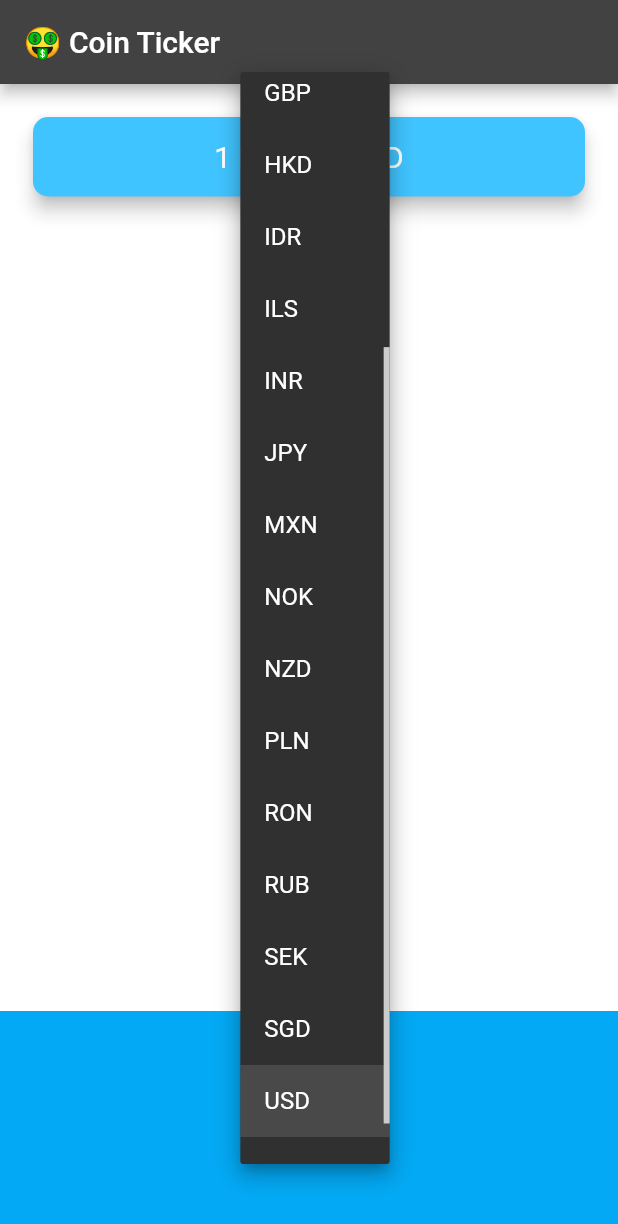
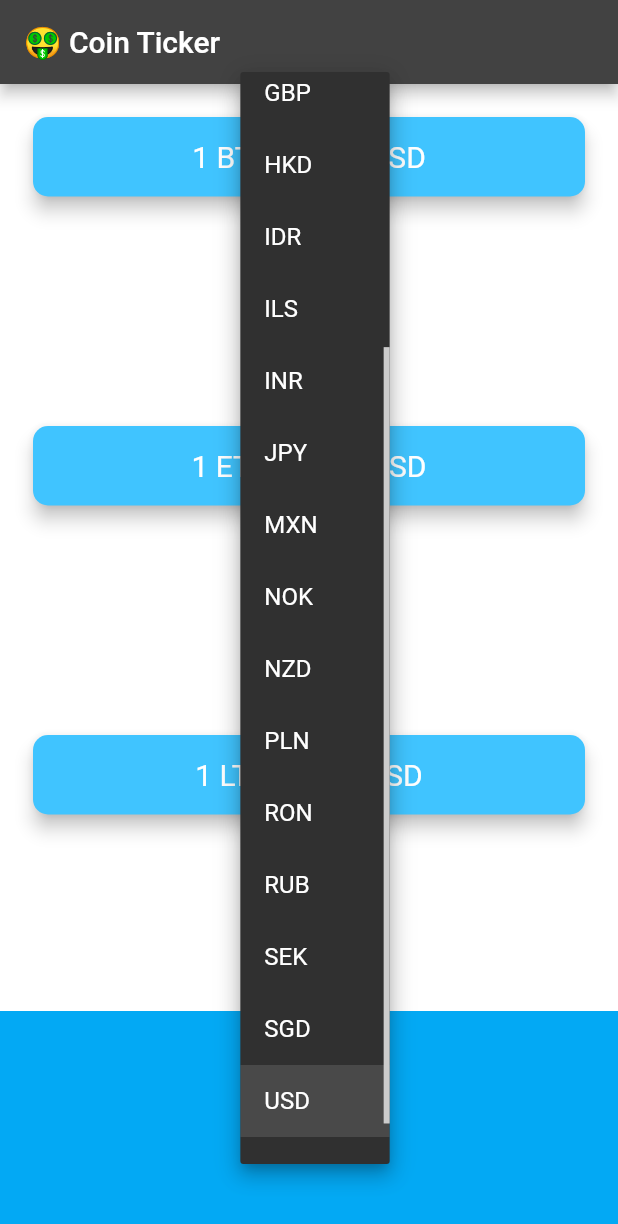
Before and after one commit to llvasconcellos/bitcoin_ticker, a Flutter app: the screen it shows after launch, after a tap on "USD", on a phone screen of 412 x 824 dp. Shown: the top 1224 px of the screen. Run offline on Flutter 3.47's test engine with Material 2 defaults, Android fonts, the phone set to English and light mode, and no system bars; network calls fail.

Commit message:
Final implementation

```diff
--- a/lib/coin_data.dart
+++ b/lib/coin_data.dart
@@ -1,3 +1,10 @@
+import 'dart:async';
+import 'dart:collection';
+import 'dart:convert';
+
+import 'package:flutter/foundation.dart';
+import 'package:http/http.dart' as http;
+
 const List<String> kCurrenciesList = [
   'AUD',
   'BRL',
@@ -28,4 +35,42 @@ const List<String> kCryptoList = [
   'LTC',
 ];
 
-class CoinData {}
+class CoinData {
+  final String _url = 'https://rest.coinapi.io/v1/exchangerate';
+  final Map<String, String> _header = {
+    'X-CoinAPI-Key': 'AF2B054A-3861-415C-9005-C372E8D57B91'
+  };
+
+  final HashMap<String, HashMap<String, double>> _rates = HashMap();
+
+  Future<double> getRate(String crypto, String currency) async {
+    if ((!_rates.containsKey(crypto)) || (!_rates[crypto]!.containsKey(currency))) {
+      await _getData(crypto, currency);
+    }
+    return _rates[crypto]![currency]!;
+  }
+
+  Future<void> _getData(String crypto, String currency) async {
+    final response = await http.get(
+      Uri.parse('$_url/$crypto/$currency'),
+      headers: _header,
+    );
+    if (response.statusCode != 200) {
+      if (kDebugMode) {
+        print(response.statusCode);
+      }
+      return;
+    }
+    var data = jsonDecode(response.body);
+    double rate = data['rate'];
+    HashMap<String, double> quote = HashMap();
+    quote.addAll({currency : rate});
+    if (!_rates.containsKey(crypto)) {
+      _rates.addAll({data['asset_id_base']: quote});
+    } else {
+      if (!_rates[crypto]!.containsKey(currency)) {
+        _rates[crypto]?.addAll(quote);
+      }
+    }
+  }
+}
--- a/lib/price_screen.dart
+++ b/lib/price_screen.dart
@@ -13,6 +13,10 @@ class PriceScreen extends StatefulWidget {
 
 class _PriceScreenState extends State<PriceScreen> {
   String _selectedCurrency = 'USD';
+  late CoinData _coinData;
+  double _BTCRate = 0;
+  double _ETHRate = 0;
+  double _LTCRate = 0;
 
   Widget getPicker() {
     if (Platform.isIOS) {
@@ -20,9 +24,7 @@ class _PriceScreenState extends State<PriceScreen> {
         backgroundColor: Colors.lightBlue,
         itemExtent: 32,
         onSelectedItemChanged: (index) {
-          setState(() {
-            _selectedCurrency = kCurrenciesList[index];
-          });
+          _getData(kCurrenciesList[index]);
         },
         children: <Widget>[
           for (var item in kCurrenciesList) Text(item),
@@ -32,9 +34,7 @@ class _PriceScreenState extends State<PriceScreen> {
       return DropdownButton<String>(
         value: _selectedCurrency,
         onChanged: (value) {
-          setState(() {
-            _selectedCurrency = value!;
-          });
+          _getData(value!);
         },
         items: <DropdownMenuItem<String>>[
           for (var item in kCurrenciesList)
@@ -48,6 +48,25 @@ class _PriceScreenState extends State<PriceScreen> {
   }
 
   @override
+  void initState() {
+    super.initState();
+    _coinData = CoinData();
+    _getData(_selectedCurrency);
+  }
+
+  void _getData(String currency) async {
+    double btcRate = await _coinData.getRate('BTC', currency);
+    double ethRate = await _coinData.getRate('ETH', currency);
+    double ltcRate = await _coinData.getRate('LTC', currency);
+    setState(() {
+      _selectedCurrency = currency;
+      _BTCRate = btcRate;
+      _ETHRate = ethRate;
+      _LTCRate = ltcRate;
+    });
+  }
+
+  @override
   Widget build(BuildContext context) {
     return Scaffold(
       appBar: AppBar(
@@ -57,26 +76,20 @@ class _PriceScreenState extends State<PriceScreen> {
         mainAxisAlignment: MainAxisAlignment.spaceBetween,
         crossAxisAlignment: CrossAxisAlignment.stretch,
         children: <Widget>[
-          Padding(
-            padding: const EdgeInsets.fromLTRB(18.0, 18.0, 18.0, 0),
-            child: Card(
-              color: Colors.lightBlueAccent,
-              elevation: 5.0,
-              shape: RoundedRectangleBorder(
-                borderRadius: BorderRadius.circular(10.0),
-              ),
-              child: const Padding(
-                padding: EdgeInsets.symmetric(vertical: 15.0, horizontal: 28.0),
-                child: Text(
-                  '1 BTC = ? USD',
-                  textAlign: TextAlign.center,
-                  style: TextStyle(
-                    fontSize: 20.0,
-                    color: Colors.white,
-                  ),
-                ),
-              ),
-            ),
+          ExchangeRate(
+            crypto: 'BTC',
+            currency: _selectedCurrency,
+            rate: _BTCRate,
+          ),
+          ExchangeRate(
+            crypto: 'ETH',
+            currency: _selectedCurrency,
+            rate: _ETHRate,
+          ),
+          ExchangeRate(
+            crypto: 'LTC',
+            currency: _selectedCurrency,
+            rate: _LTCRate,
           ),
           Container(
             height: 150.0,
@@ -90,3 +103,41 @@ class _PriceScreenState extends State<PriceScreen> {
     );
   }
 }
+
+class ExchangeRate extends StatelessWidget {
+  final String currency;
+  final String crypto;
+  final double rate;
+
+  const ExchangeRate(
+      {Key? key,
+      required this.currency,
+      required this.crypto,
+      required this.rate})
+      : super(key: key);
+
+  @override
+  Widget build(BuildContext context) {
+    return Padding(
+      padding: const EdgeInsets.fromLTRB(18.0, 18.0, 18.0, 0),
+      child: Card(
+        color: Colors.lightBlueAccent,
+        elevation: 5.0,
+        shape: RoundedRectangleBorder(
+          borderRadius: BorderRadius.circular(10.0),
+        ),
+        child: Padding(
+          padding: const EdgeInsets.symmetric(vertical: 15.0, horizontal: 28.0),
+          child: Text(
+            '1 $crypto = ${rate.toStringAsFixed(2)} $currency',
+            textAlign: TextAlign.center,
+            style: const TextStyle(
+              fontSize: 20.0,
+              color: Colors.white,
+            ),
+          ),
+        ),
+      ),
+    );
+  }
+}
--- a/pubspec.yaml
+++ b/pubspec.yaml
@@ -34,6 +34,7 @@ dependencies:
   # The following adds the Cupertino Icons font to your application.
   # Use with the CupertinoIcons class for iOS style icons.
   cupertino_icons: ^1.0.2
+  http: ^0.13.4
 
 dev_dependencies:
   flutter_test:
```
